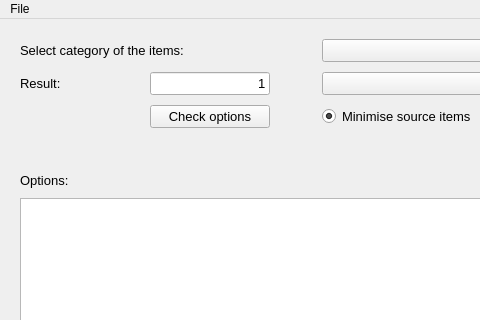
Above: MainWindow.ui from rahv/FallenLondon-ConversionCalculator before the change; both pictures show x 0 to 480 and y 0 to 320 of the 710 by 460 pixel window. Below: the same form after it.
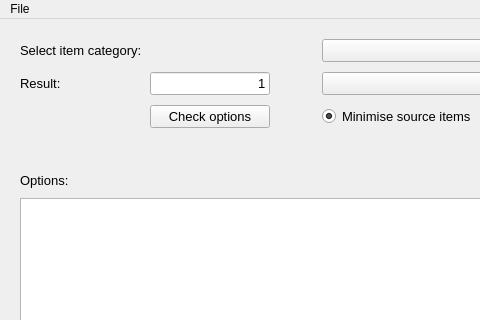
That is the form after the change.

Commit message: adjusted cateory-label, adjusted tab-order

```diff
--- a/MainWindow.ui
+++ b/MainWindow.ui
@@ -160,7 +160,7 @@
             </font>
            </property>
            <property name="text">
-            <string>Select category of the items:</string>
+            <string>Select item category:</string>
            </property>
           </widget>
          </item>
```
Left out of the diff: 2 changed lines with no effect on the pictures.
